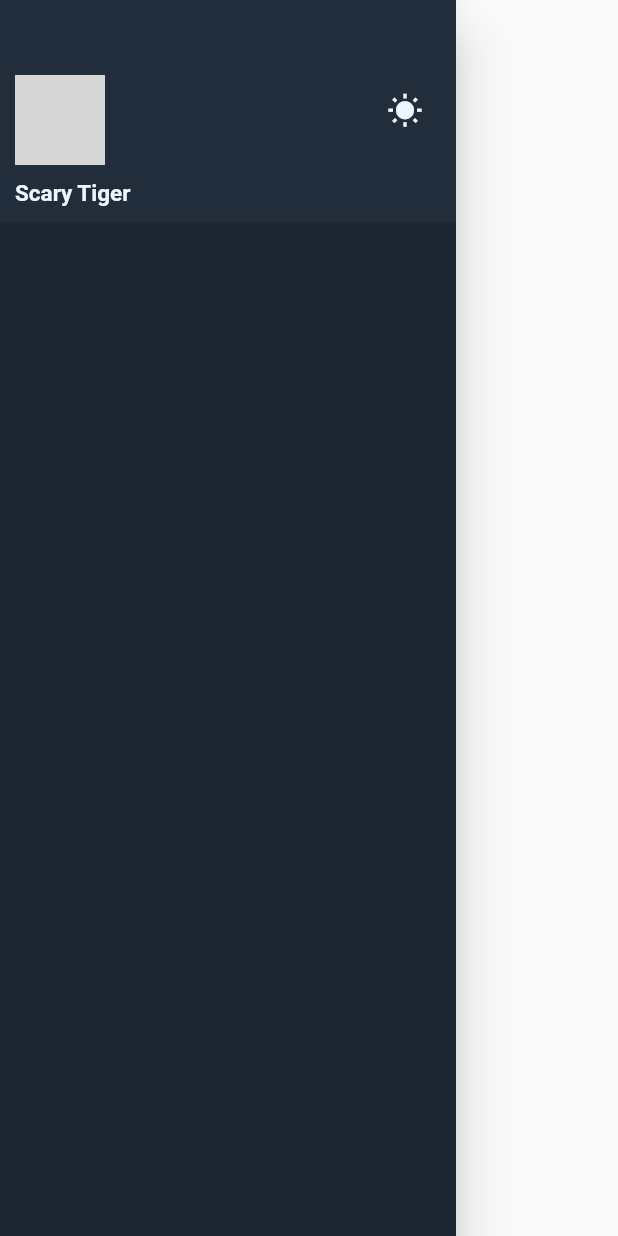
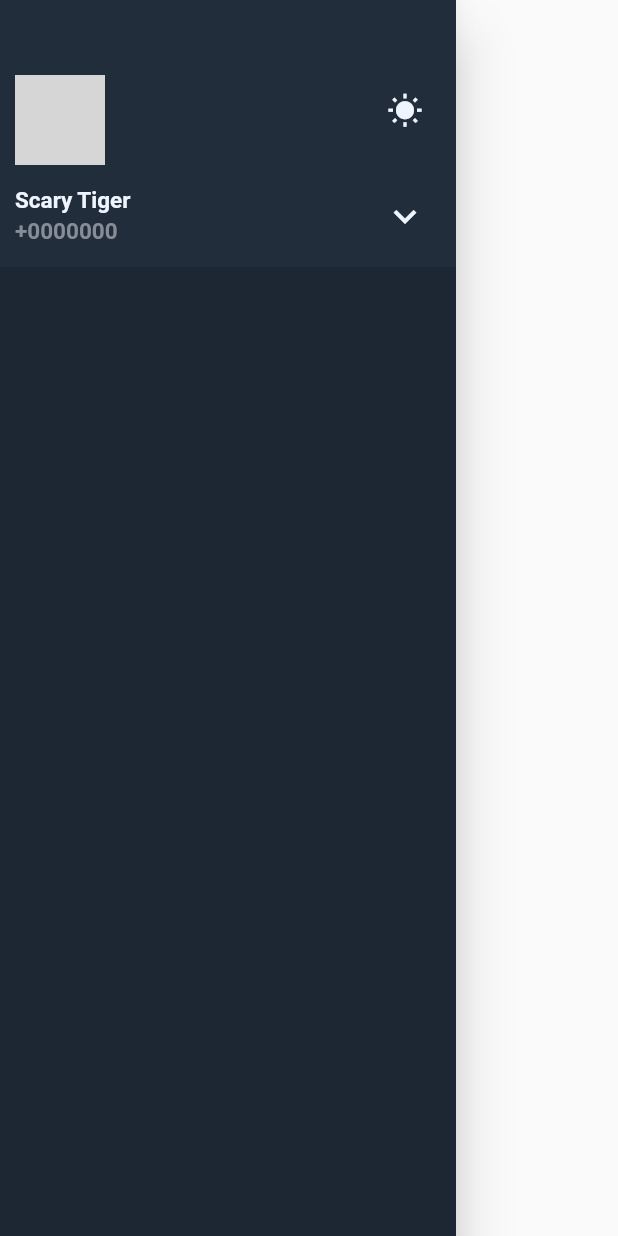
Before and after one commit to octoi/telegram-clone, a Flutter app: the CustomDrawer widget shown alone on an empty page, opened directly, on a phone screen of 412 x 824 dp. Run offline on Flutter 3.47's test engine with Material 2 defaults, Android fonts, the phone set to English and light mode, and no system bars; network calls fail; grey boxes are pictures that could not be loaded.

Commit message:
arrow down icon & number

```diff
--- a/lib/widgets/drawer.dart
+++ b/lib/widgets/drawer.dart
@@ -43,6 +43,7 @@ class CustomDrawer extends StatelessWidget {
                       mainAxisAlignment: MainAxisAlignment.spaceBetween,
                       children: [
                         Column(
+                          crossAxisAlignment: CrossAxisAlignment.start,
                           children: [
                             Text(
                               currentUser.name,
@@ -52,7 +53,24 @@ class CustomDrawer extends StatelessWidget {
                                 fontWeight: FontWeight.w600,
                               ),
                             ),
+                            SizedBox(height: 3.0),
+                            Text(
+                              currentUser.number,
+                              style: TextStyle(
+                                color: appSecondaryTextColor,
+                                fontSize: 15.0,
+                                fontWeight: FontWeight.w600,
+                              ),
+                            ),
                           ],
+                        ),
+                        IconButton(
+                          onPressed: () {},
+                          icon: Icon(
+                            Icons.keyboard_arrow_down,
+                            size: 30.0,
+                          ),
+                          color: appPrimaryTextColor,
                         )
                       ],
                     )
```
